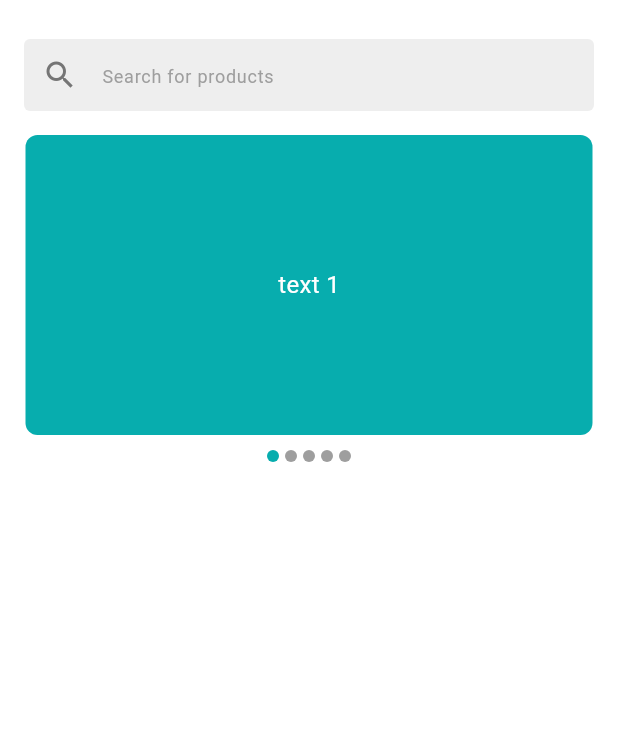
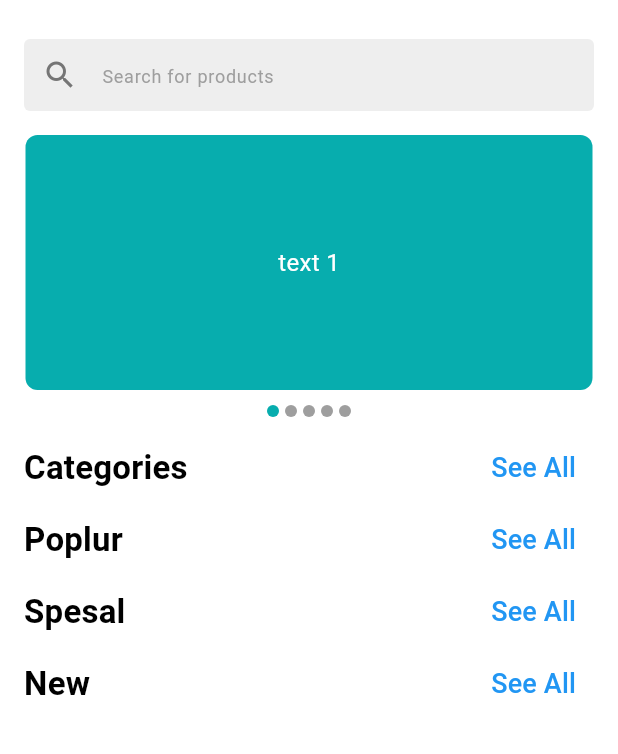
Before and after one commit to Ismail66668/CraftyByEcommers, a Flutter app: the screen it shows after launch, after a tap on "LOGIN", on a phone screen of 412 x 824 dp, the part 69-823 px from its top. Run offline on Flutter 3.47's test engine with Material 3 defaults, Android fonts, the phone set to English and light mode, and no system bars; drawn by our look-alikes of carousel_slider; our stand-ins replace firebase_core, firebase_crashlytics, flutter_svg, pin_code_fields; accounts and stored records are empty.

Commit message:
add catagoris

```diff
--- a/lib/app/app_thems.dart
+++ b/lib/app/app_thems.dart
@@ -50,6 +50,10 @@ class AppThemes {
           fontWeight: FontWeight.w600,
           color: Colors.black87,
           letterSpacing: 0.4),
+      titleMedium: TextStyle(
+          fontSize: 22, color: Colors.black, fontWeight: FontWeight.w600),
+      titleSmall: TextStyle(
+          fontSize: 18, color: Colors.green, fontWeight: FontWeight.w500),
       bodyMedium: TextStyle(fontSize: 16, color: Colors.grey),
     );
   }
--- a/lib/features/ui/screen/home_screen/ui/screen/home_screen.dart
+++ b/lib/features/ui/screen/home_screen/ui/screen/home_screen.dart
@@ -19,19 +19,40 @@ class _HomeScreenState extends State<HomeScreen> {
   Widget build(BuildContext context) {
     return Scaffold(
       appBar: _appBar(),
-      body: const SingleChildScrollView(
+      body: SingleChildScrollView(
         child: Padding(
           padding: EdgeInsets.symmetric(horizontal: 16.0),
           child: Column(
             children: [
-              SizedBox(height: 16),
-              ProductSearchBar(),
-              SizedBox(height: 16),
-              HomeCarosulSlider()
+              const SizedBox(height: 16),
+              const ProductSearchBar(),
+              const SizedBox(height: 16),
+              const HomeCarosulSlider(),
+              const SizedBox(height: 10),
+              _sectionHeader(() {}, 'Categories', 'See All'),
+              _sectionHeader(() {}, 'Poplur', 'See All'),
+              _sectionHeader(() {}, 'Spesal', 'See All'),
+              _sectionHeader(() {}, 'New', 'See All'),
             ],
           ),
         ),
       ),
+    );
+  }
+
+  Widget _sectionHeader(VoidCallback onTap, String title, String buttonText) {
+    return Row(
+      children: [
+        Text(title, style: Theme.of(context).textTheme.titleMedium),
+        const Spacer(),
+        TextButton(
+          onPressed: () {},
+          child: Text(buttonText,
+              style: Theme.of(context).textTheme.titleSmall?.copyWith(
+                    color: Colors.blue,
+                  )),
+        ),
+      ],
     );
   }
 
--- a/lib/features/ui/screen/home_screen/ui/widgets/home_carucle_slider.dart
+++ b/lib/features/ui/screen/home_screen/ui/widgets/home_carucle_slider.dart
@@ -22,7 +22,7 @@ class _HomeCarosulSliderState extends State<HomeCarosulSlider> {
               onPageChanged: (int curentendex, _) {
                 currentIndex.value = curentendex;
               },
-              height: 200.0,
+              height: 170.0,
               initialPage: 0,
               enableInfiniteScroll: true,
               autoPlay: true,
```
